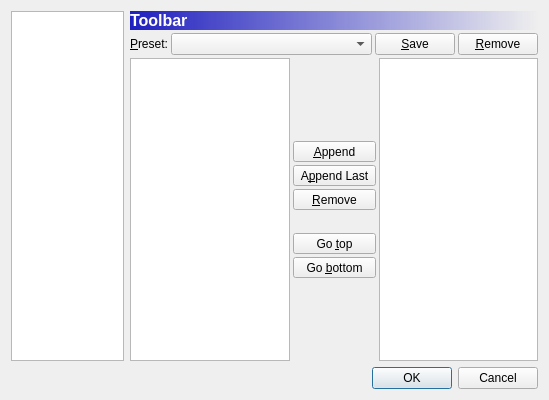
Above: hspide/configdialog.ui from sharkpp/hspide before the change. Below: the same form after it.
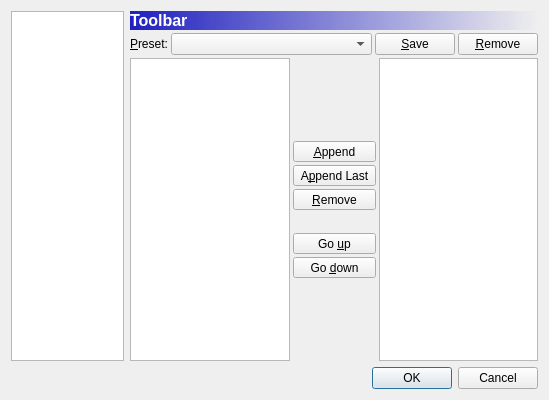
That is the form after the change. Icons and pictures are not drawn.

Commit message: 翻訳データのアップデート用スクリプト追加。 ツールバーのボタン移動を先頭と末尾から上下移動に変更。 設定ページ切り替え時に内部状態と表示状態が一致していなかったのを修正。

The edit to the form file:
```diff
--- a/hspide/configdialog.ui
+++ b/hspide/configdialog.ui
@@ -1104,7 +1104,7 @@
                 </sizepolicy>
                </property>
                <property name="text">
-                <string>Go &amp;top</string>
+                <string>Go &amp;up</string>
                </property>
                <property name="icon">
                 <iconset resource="hspide.qrc">
@@ -1130,7 +1130,7 @@
                 </sizepolicy>
                </property>
                <property name="text">
-                <string>Go &amp;bottom</string>
+                <string>Go &amp;down</string>
                </property>
                <property name="icon">
                 <iconset resource="hspide.qrc">
```
Left out of the diff: 24 changed lines with no effect on the pictures. The commit also changes 4 other files.
